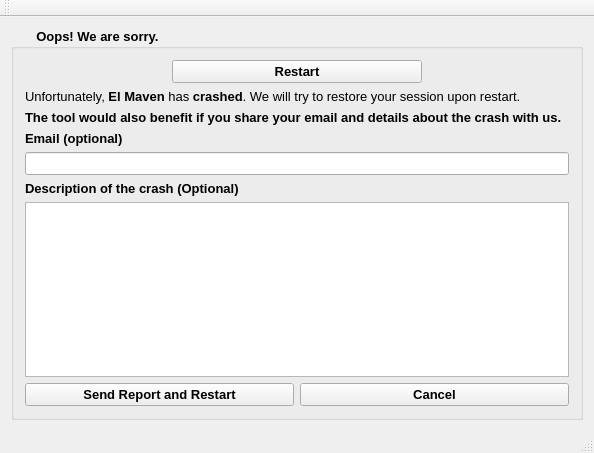
ElucidataInc/ElMaven, file CrashReporter/mainwindow.ui: the form before one commit.
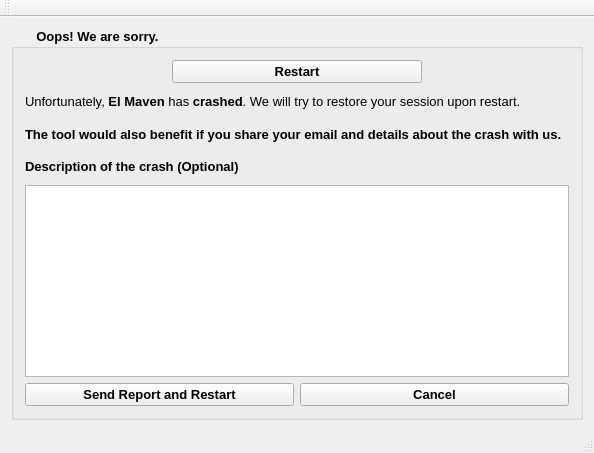
The form after the commit.

Commit message: send logs to sentry whenever El-Maven crashes

What changed in the file:
```diff
--- a/CrashReporter/mainwindow.ui
+++ b/CrashReporter/mainwindow.ui
@@ -38,30 +38,6 @@
        <string>       Oops! We are sorry.</string>
       </property>
       <layout class="QGridLayout" name="gridLayout">
-       <item row="8" column="0">
-        <widget class="QLabel" name="label">
-         <property name="font">
-          <font>
-           <pointsize>10</pointsize>
-           <weight>75</weight>
-           <bold>true</bold>
-          </font>
-         </property>
-         <property name="text">
-          <string>Description of the crash (Optional)</string>
-         </property>
-        </widget>
-       </item>
-       <item row="7" column="0" colspan="2">
-        <widget class="QLineEdit" name="lineEdit"/>
-       </item>
-       <item row="11" column="0">
-        <widget class="QPushButton" name="pushButton_3">
-         <property name="text">
-          <string>Send Report and Restart</string>
-         </property>
-        </widget>
-       </item>
        <item row="2" column="0" colspan="2">
         <widget class="QLabel" name="label_4">
          <property name="font">
@@ -83,42 +59,10 @@
          </property>
         </widget>
        </item>
-       <item row="11" column="1">
-        <widget class="QPushButton" name="pushButton_2">
+       <item row="9" column="0">
+        <widget class="QPushButton" name="reportRestart">
          <property name="text">
-          <string>Cancel</string>
-         </property>
-        </widget>
-       </item>
-       <item row="9" column="0" rowspan="2" colspan="2">
-        <widget class="QPlainTextEdit" name="plainTextEdit"/>
-       </item>
-       <item row="6" column="0">
-        <widget class="QLabel" name="label_3">
-         <property name="font">
-          <font>
-           <pointsize>10</pointsize>
-           <weight>75</weight>
-           <bold>true</bold>
-          </font>
-         </property>
-         <property name="text">
-          <string>Email (optional)</string>
-         </property>
-        </widget>
-       </item>
-       <item row="3" column="0" colspan="2">
-        <widget class="QLabel" name="label_5">
-         <property name="font">
-          <font>
-           <pointsize>10</pointsize>
-          </font>
-         </property>
-         <property name="text">
-          <string>The tool would also benefit if you share your email and details about the crash with us.</string>
-         </property>
-         <property name="wordWrap">
-          <bool>true</bool>
+          <string>Send Report and Restart</string>
          </property>
         </widget>
        </item>
@@ -135,6 +79,45 @@
          </property>
         </widget>
        </item>
+       <item row="3" column="0" colspan="2">
+        <widget class="QLabel" name="label_5">
+         <property name="font">
+          <font>
+           <pointsize>10</pointsize>
+          </font>
+         </property>
+         <property name="text">
+          <string>The tool would also benefit if you share your email and details about the crash with us.</string>
+         </property>
+         <property name="wordWrap">
+          <bool>true</bool>
+         </property>
+        </widget>
+       </item>
+       <item row="7" column="0" rowspan="2" colspan="2">
+        <widget class="QPlainTextEdit" name="plainTextEdit"/>
+       </item>
+       <item row="6" column="0">
+        <widget class="QLabel" name="label">
+         <property name="font">
+          <font>
+           <pointsize>10</pointsize>
+           <weight>75</weight>
+           <bold>true</bold>
+          </font>
+         </property>
+         <property name="text">
+          <string>Description of the crash (Optional)</string>
+         </property>
+        </widget>
+       </item>
+       <item row="9" column="1">
+        <widget class="QPushButton" name="cancel">
+         <property name="text">
+          <string>Cancel</string>
+         </property>
+        </widget>
+       </item>
       </layout>
       <zorder>plainTextEdit</zorder>
       <zorder>label_4</zorder>
```
Left out of the diff: 10 changed lines with no effect on the pictures. The commit also changes 4 other files.
